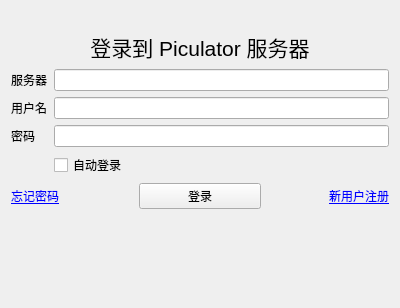
piculator/piculator-client-software, file ui/loginwindow.ui: the form before one commit.
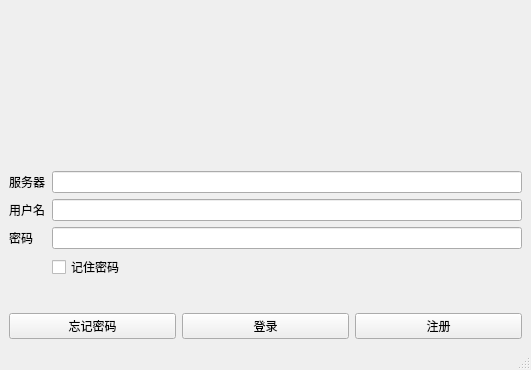
The form after the commit. Icons and pictures are not drawn.

Commit message: complete the ui of login and register

```diff
--- a/ui/loginwindow.ui
+++ b/ui/loginwindow.ui
@@ -1,84 +1,94 @@
 <?xml version="1.0" encoding="UTF-8"?>
 <ui version="4.0">
- <class>Form</class>
- <widget class="QWidget" name="Form">
+ <class>MainWindow</class>
+ <widget class="QMainWindow" name="MainWindow">
   <property name="geometry">
    <rect>
     <x>0</x>
     <y>0</y>
-    <width>400</width>
-    <height>308</height>
+    <width>531</width>
+    <height>370</height>
    </rect>
   </property>
   <property name="windowTitle">
    <string>用户登录</string>
   </property>
+  <widget class="QWidget" name="centralwidget">
+   <layout class="QVBoxLayout" name="verticalLayout">
+    <item>
+     <widget class="QLabel" name="label">
+      <property name="text">
+       <string>&lt;html&gt;&lt;head/&gt;&lt;body&gt;&lt;p align=&quot;center&quot;&gt;&lt;img src=&quot;:/banner/resource/piculator-banner-colorful@256x64.png&quot;/&gt;&lt;/p&gt;&lt;/body&gt;&lt;/html&gt;</string>
+      </property>
+     </widget>
+    </item>
+    <item>
+     <spacer name="verticalSpacer">
+      <property name="orientation">
+       <enum>Qt::Vertical</enum>
+      </property>
+      <property name="sizeType">
+       <enum>QSizePolicy::Fixed</enum>
+      </property>
+      <property name="sizeHint" stdset="0">
+       <size>
+        <width>20</width>
+        <height>20</height>
+       </size>
+      </property>
+     </spacer>
+    </item>
+    <item>
   <layout class="QFormLayout" name="formLayout">
-   <item row="0" column="0" colspan="2">
-    <widget class="QLabel" name="banner">
-     <property name="text">
-      <string/>
-     </property>
-     <property name="pixmap">
-      <pixmap resource="icons.qrc">:/banner/piculator-banner-colorful@256x64.png</pixmap>
-     </property>
-     <property name="scaledContents">
-      <bool>false</bool>
-     </property>
-     <property name="alignment">
-      <set>Qt::AlignCenter</set>
-     </property>
-    </widget>
-   </item>
-   <item row="1" column="0" colspan="2">
-    <widget class="QLabel" name="intro_text">
-     <property name="text">
-      <string>&lt;html&gt;&lt;head/&gt;&lt;body&gt;&lt;p&gt;&lt;span style=&quot; font-size:16pt;&quot;&gt;登录到 Piculator 服务器&lt;/span&gt;&lt;/p&gt;&lt;/body&gt;&lt;/html&gt;</string>
-     </property>
-     <property name="textFormat">
-      <enum>Qt::RichText</enum>
-     </property>
-     <property name="alignment">
-      <set>Qt::AlignCenter</set>
-     </property>
-    </widget>
-   </item>
-   <item row="2" column="0">
-    <widget class="QLabel" name="label_3">
+      <item row="0" column="0">
+       <widget class="QLabel" name="serverLabel">
      <property name="text">
       <string>服务器</string>
      </property>
     </widget>
    </item>
-   <item row="2" column="1">
-    <widget class="QLineEdit" name="lineEdit_3"/>
-   </item>
-   <item row="3" column="0">
-    <widget class="QLabel" name="label">
+      <item row="0" column="1">
+       <widget class="QLineEdit" name="serverLineEdit"/>
+      </item>
+      <item row="1" column="0">
+       <widget class="QLabel" name="userLabel">
      <property name="text">
       <string>用户名</string>
      </property>
     </widget>
    </item>
-   <item row="3" column="1">
-    <widget class="QLineEdit" name="lineEdit"/>
-   </item>
-   <item row="4" column="0">
-    <widget class="QLabel" name="label_2">
+      <item row="1" column="1">
+       <widget class="QLineEdit" name="userLineEdit"/>
+      </item>
+      <item row="2" column="0">
+       <widget class="QLabel" name="passwordLabel">
      <property name="text">
       <string>密码</string>
      </property>
     </widget>
    </item>
-   <item row="4" column="1">
-    <widget class="QLineEdit" name="lineEdit_2"/>
-   </item>
-   <item row="6" column="0" colspan="2">
+      <item row="2" column="1">
+       <widget class="QLineEdit" name="passwordLineEdit">
+        <property name="echoMode">
+         <enum>QLineEdit::Password</enum>
+        </property>
+       </widget>
+      </item>
+      <item row="3" column="1">
+       <widget class="QCheckBox" name="rememberPasswordCheckBox">
+        <property name="text">
+         <string>记住密码</string>
+        </property>
+       </widget>
+      </item>
+     </layout>
+    </item>
+    <item>
     <layout class="QHBoxLayout" name="horizontalLayout">
      <item>
-      <widget class="QLabel" name="label_4">
+       <widget class="QPushButton" name="forgetPasswordPushButton">
        <property name="text">
-        <string>&lt;html&gt;&lt;head/&gt;&lt;body&gt;&lt;p&gt;&lt;span style=&quot; text-decoration: underline; color:#0000ff;&quot;&gt;忘记密码&lt;/span&gt;&lt;/p&gt;&lt;/body&gt;&lt;/html&gt;</string>
+         <string>忘记密码</string>
        </property>
       </widget>
      </item>
@@ -90,22 +100,17 @@
       </widget>
      </item>
      <item>
-      <widget class="QLabel" name="label_5">
+       <widget class="QPushButton" name="registerPushButton">
        <property name="text">
-        <string>&lt;html&gt;&lt;head/&gt;&lt;body&gt;&lt;p align=&quot;right&quot;&gt;&lt;span style=&quot; text-decoration: underline; color:#0000ff;&quot;&gt;新用户注册&lt;/span&gt;&lt;/p&gt;&lt;/body&gt;&lt;/html&gt;</string>
+         <string>注册</string>
        </property>
       </widget>
      </item>
     </layout>
    </item>
-   <item row="5" column="1">
-    <widget class="QCheckBox" name="autologin_box">
-     <property name="text">
-      <string>自动登录</string>
-     </property>
-    </widget>
-   </item>
-  </layout>
+   </layout>
+  </widget>
+  <widget class="QStatusBar" name="statusbar"/>
  </widget>
  <resources>
   <include location="icons.qrc"/>
```
Left out of the diff: 6 changed lines with no effect on the pictures. Lines whose indentation alone changed are shown as unchanged. The commit also changes 5 other files.
